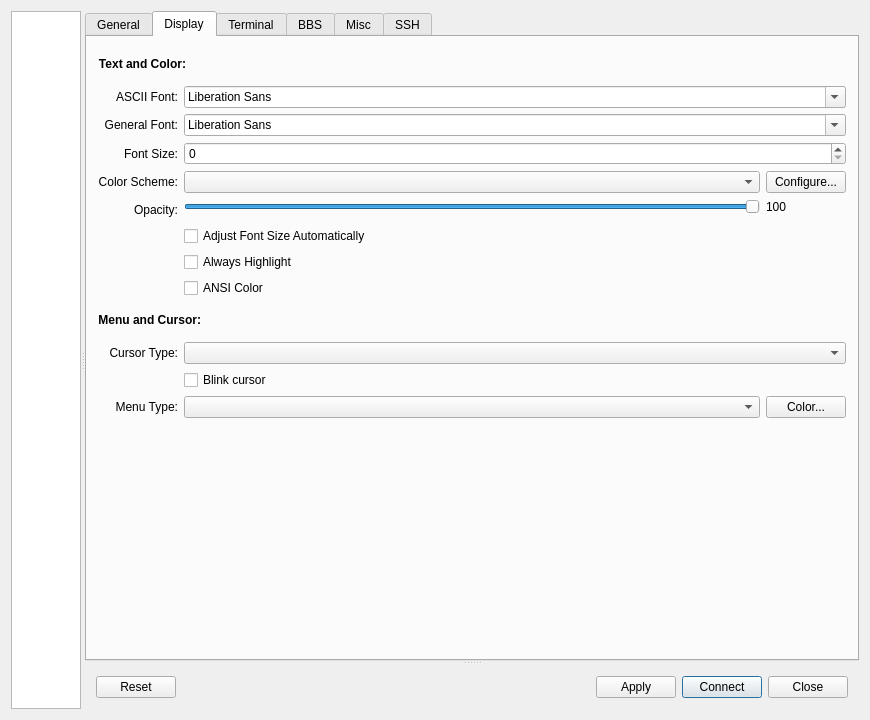
First picture: the form in src/ui/addrdialog.ui, repository qterm/qterm, before the edit.
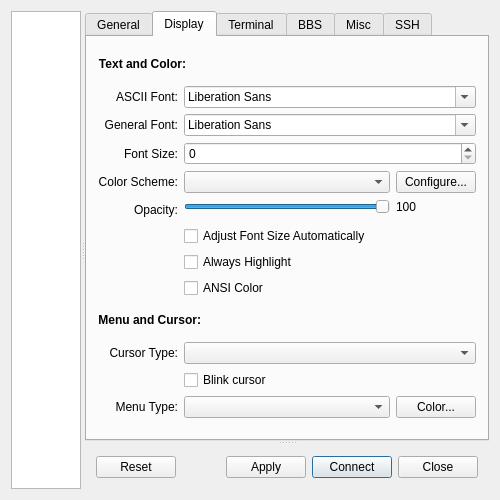
Second picture: the form after the edit.

Commit message:
Adjust the size of addrdialog according to the dpi
At this moment, the code only checks dpiY and adjust the size using the
arbitrary threshold of 150. Hope this is enough to fix #5.

What changed in the file:
```diff
--- a/src/ui/addrdialog.ui
+++ b/src/ui/addrdialog.ui
@@ -6,8 +6,8 @@
    <rect>
     <x>0</x>
     <y>0</y>
-    <width>870</width>
-    <height>720</height>
+    <width>500</width>
+    <height>500</height>
    </rect>
   </property>
   <property name="sizePolicy">
@@ -18,8 +18,8 @@
   </property>
   <property name="minimumSize">
    <size>
-    <width>870</width>
-    <height>720</height>
+    <width>500</width>
+    <height>500</height>
    </size>
   </property>
   <property name="maximumSize">
```
The commit also changes 1 other file.
